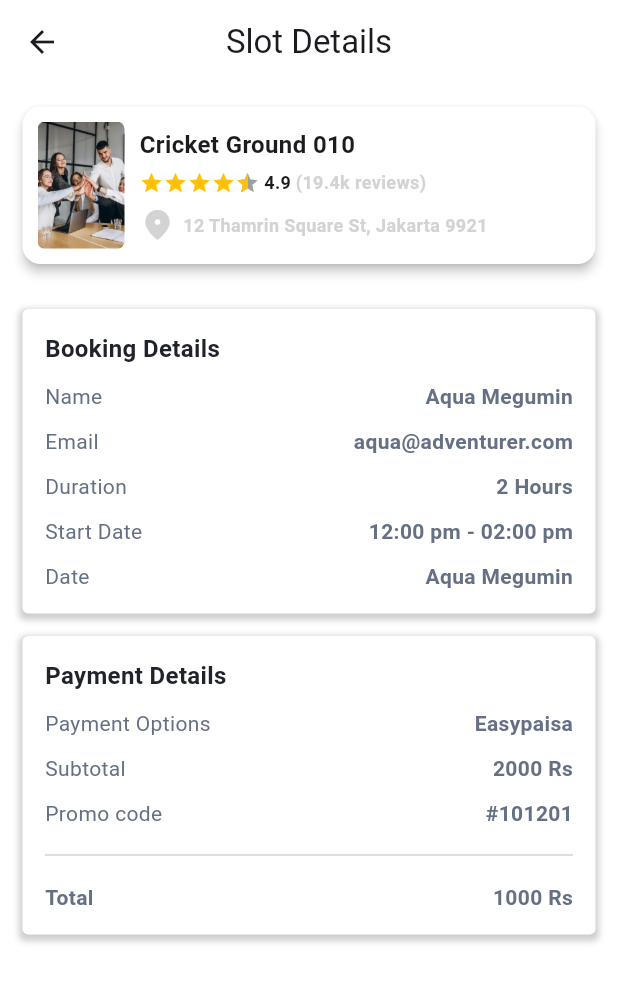
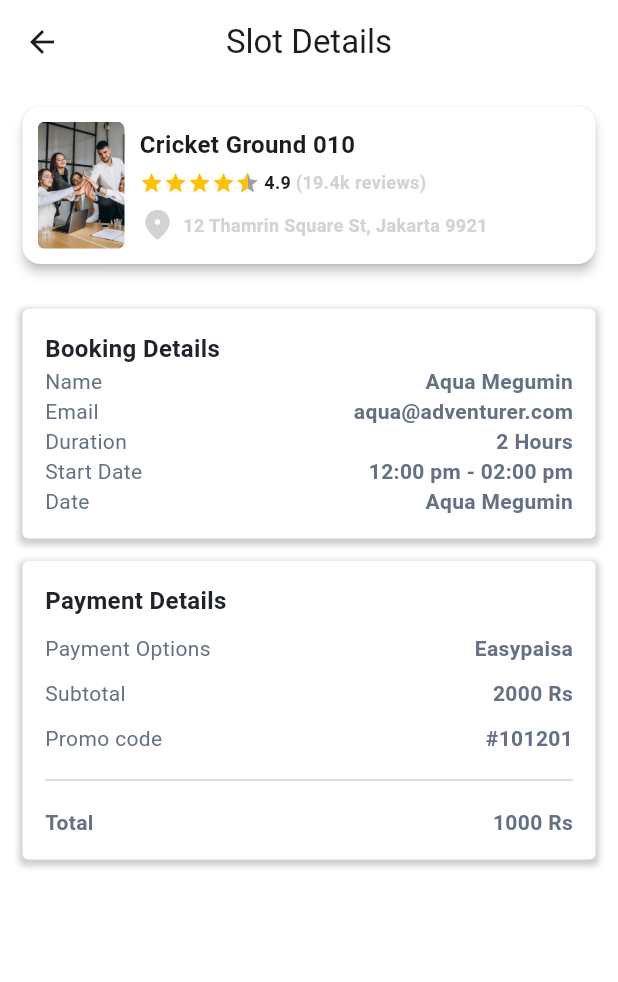
Before and after one commit to Khansa2209/groundapp, a Flutter app: the SlotDetailScreen screen opened directly, on a phone screen of 412 x 824 dp. Shown: the top 982 px of the screen. Run offline on Flutter 3.47's test engine with Material 3 defaults, Android fonts, the phone set to English and light mode, and no system bars; drawn by our look-alikes of flutter_rating_bar; our stand-ins replace google_fonts, syncfusion_flutter_calendar.

Commit message:
first commit

```diff
--- a/lib/view/edit_slot/edit_slote_screen.dart
+++ b/lib/view/edit_slot/edit_slote_screen.dart
@@ -272,7 +272,7 @@ class _EditSlotScreenState extends State<EditSlotScreen> {
                   child: Switch(
                       trackOutlineColor:
                           const WidgetStatePropertyAll(Colors.black),
-                      trackOutlineWidth: const WidgetStatePropertyAll(2.5),
+                      trackOutlineWidth:  WidgetStatePropertyAll(2.5),
                       padding: const EdgeInsets.all(0),
                       inactiveTrackColor: Colors.white,
                       inactiveThumbColor: AppColors.black0C0507,
--- a/lib/view/slot_detail/slot_detail_screen.dart
+++ b/lib/view/slot_detail/slot_detail_screen.dart
@@ -33,7 +33,7 @@ class SlotDetailScreen extends StatelessWidget {
                       )
                     ]),
                 child: const Column(
-                  spacing: 10,
+                  // spacing: 10,
                   crossAxisAlignment: CrossAxisAlignment.start,
                   children: [
                     Text(
```
Also changed, not shown: pubspec.lock.
